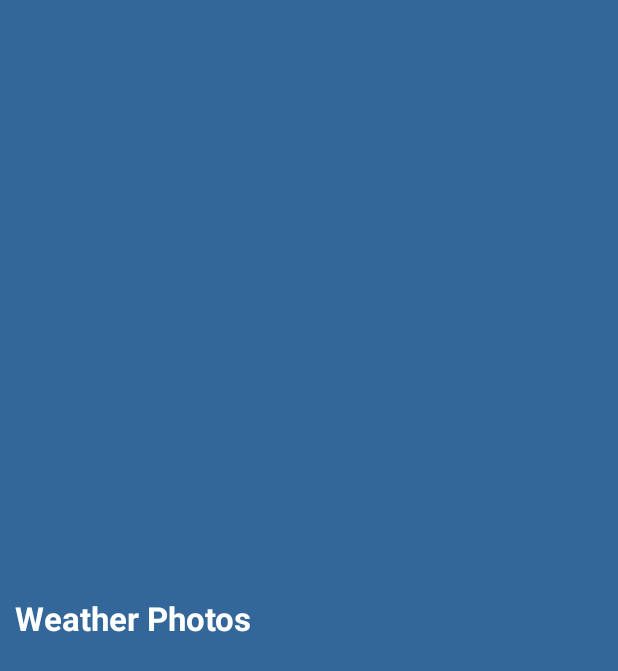
After one commit to Inversion-NL/Domoticz-Android, an Android app: the layout utilities_header_row.xml on its own in the app's theme, with its tools: preview values and no code run, on a phone screen of 412 x 824 dp. The commit adds this screen. Shown: the top 671 px of the screen. Run offline under Robolectric (Android 15) with nearby library versions, the phone set to English and light mode, and no system bars.

Commit message:
Utilities v1

```diff
--- /dev/null
+++ b/app/src/main/res/layout/utilities_header_row.xml
@@ -0,0 +1,21 @@
+<?xml version="1.0" encoding="utf-8"?>
+<LinearLayout
+    xmlns:android="http://schemas.android.com/apk/res/android"
+    android:orientation="horizontal"
+    android:layout_width="fill_parent"
+    android:layout_height="fill_parent">
+
+    <TextView android:id="@+id/txtHeader"
+        android:layout_width="fill_parent"
+        android:layout_height="fill_parent"
+        android:gravity="center_vertical"
+        android:layout_alignParentTop="true"
+        android:layout_alignParentBottom="true"
+        android:textStyle="bold"
+        android:textSize="22dp"
+        android:textColor="#FFFFFF"
+        android:padding="10dp"
+        android:text="Weather Photos"
+        android:background="#336699" />
+
+</LinearLayout>
```
Also changed, not shown: app/src/main/res/layout/fragment_utilities.xml (+9 -32 lines).
